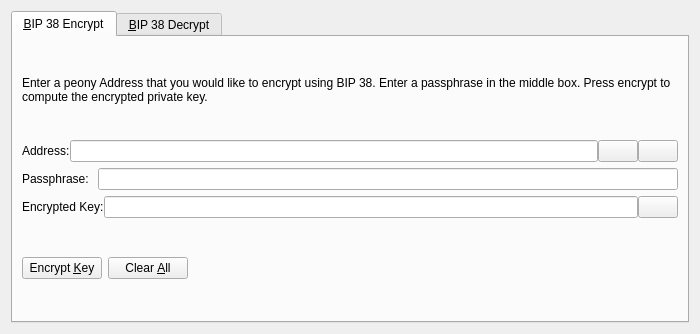
Before: the Qt Designer form src/qt/forms/bip38tooldialog.ui in decenomy/PNY, drawn with Qt 5.
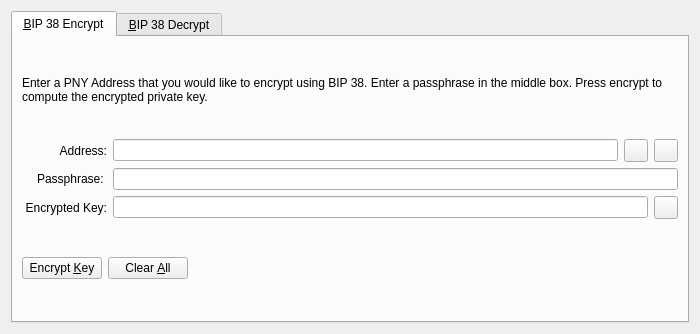
After: the same form once the commit is applied. The open tabs and pages were chosen to show the change. Icons and pictures are not drawn. Custom widgets are drawn as their Qt base class.

Commit message: Upgrade Peony to PIVX 3.2.1

```diff
--- a/src/qt/forms/bip38tooldialog.ui
+++ b/src/qt/forms/bip38tooldialog.ui
@@ -30,7 +30,7 @@
        <item>
         <widget class="QLabel" name="infoLabel_ENC">
          <property name="text">
-          <string>Enter a peony Address that you would like to encrypt using BIP 38. Enter a passphrase in the middle box. Press encrypt to compute the encrypted private key.</string>
+          <string>Enter a PNY Address that you would like to encrypt using BIP 38. Enter a passphrase in the middle box. Press encrypt to compute the encrypted private key.</string>
          </property>
          <property name="textFormat">
           <enum>Qt::PlainText</enum>
@@ -42,11 +42,17 @@
        </item>
        <item>
         <layout class="QHBoxLayout" name="horizontalLayout_1_ENC">
-         <property name="spacing">
-          <number>0</number>
-         </property>
          <item>
           <widget class="QLabel" name="label_5">
+           <property name="alignment">
+            <set>Qt::AlignRight|Qt::AlignTrailing|Qt::AlignVCenter</set>
+           </property>
+           <property name="minimumSize">
+            <size>
+             <width>85</width>
+             <height>0</height>
+            </size>
+           </property>
            <property name="text">
             <string>Address:</string>
            </property>
@@ -60,7 +66,7 @@
           </widget>
          </item>
          <item>
-          <widget class="QPushButton" name="addressBookButton_ENC">
+          <widget class="QToolButton" name="addressBookButton_ENC">
            <property name="toolTip">
             <string>Choose previously used address</string>
            </property>
@@ -74,13 +80,10 @@
            <property name="shortcut">
             <string>Alt+A</string>
            </property>
-           <property name="autoDefault">
-            <bool>false</bool>
-           </property>
           </widget>
          </item>
          <item>
-          <widget class="QPushButton" name="pasteButton_ENC">
+          <widget class="QToolButton" name="pasteButton_ENC">
            <property name="toolTip">
             <string>Paste address from clipboard</string>
            </property>
@@ -94,9 +97,6 @@
            <property name="shortcut">
             <string>Alt+P</string>
            </property>
-           <property name="autoDefault">
-            <bool>false</bool>
-           </property>
           </widget>
          </item>
         </layout>
@@ -105,6 +105,15 @@
         <layout class="QHBoxLayout" name="horizontalLayout_5">
          <item>
           <widget class="QLabel" name="label_6">
+           <property name="alignment">
+            <set>Qt::AlignRight|Qt::AlignTrailing|Qt::AlignVCenter</set>
+           </property>
+           <property name="minimumSize">
+            <size>
+             <width>85</width>
+             <height>0</height>
+            </size>
+           </property>
            <property name="text">
             <string>Passphrase: </string>
            </property>
@@ -121,11 +130,17 @@
        </item>
        <item>
         <layout class="QHBoxLayout" name="horizontalLayout_2_ENC">
-         <property name="spacing">
-          <number>0</number>
-         </property>
          <item>
           <widget class="QLabel" name="encryptedKeyLabel_ENC">
+           <property name="alignment">
+            <set>Qt::AlignRight|Qt::AlignTrailing|Qt::AlignVCenter</set>
+           </property>
+           <property name="minimumSize">
+            <size>
+             <width>85</width>
+             <height>0</height>
+            </size>
+           </property>
            <property name="text">
             <string>Encrypted Key:</string>
            </property>
@@ -147,7 +162,7 @@
           </widget>
          </item>
          <item>
-          <widget class="QPushButton" name="copyKeyButton_ENC">
+          <widget class="QToolButton" name="copyKeyButton_ENC">
            <property name="toolTip">
             <string>Copy the current signature to the system clipboard</string>
            </property>
@@ -158,9 +173,6 @@
             <iconset resource="../peony.qrc">
              <normaloff>:/icons/editcopy</normaloff>:/icons/editcopy</iconset>
            </property>
-           <property name="autoDefault">
-            <bool>false</bool>
-           </property>
           </widget>
          </item>
         </layout>
```
Left out of the diff: 66 changed lines with no effect on the pictures. The commit also changes 1610 other files.
